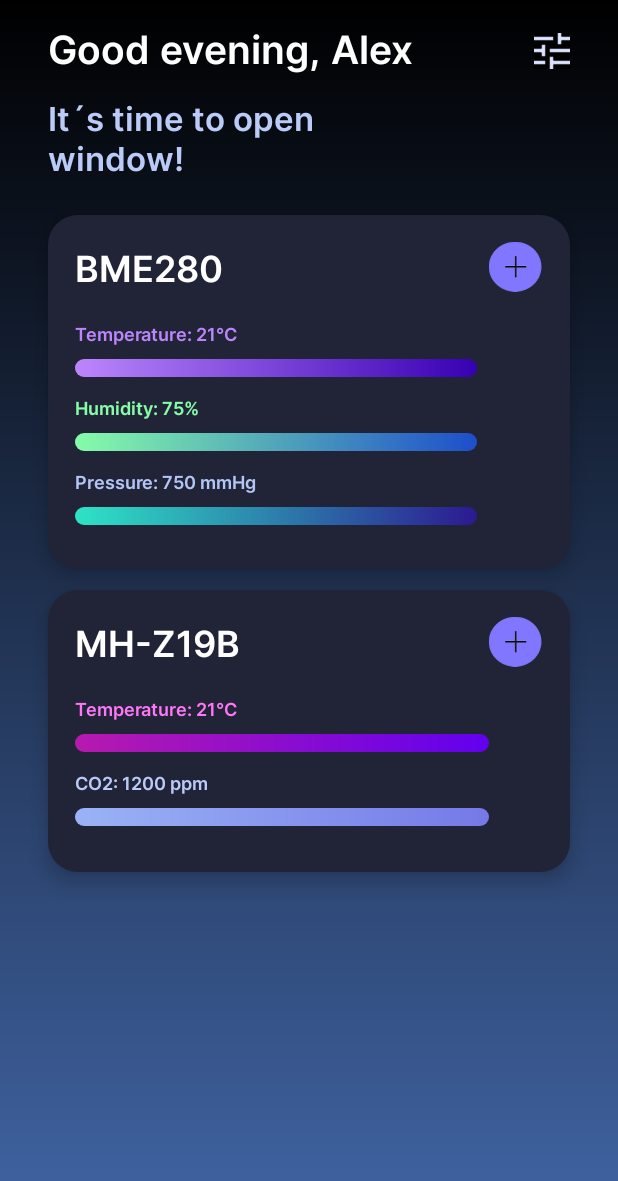
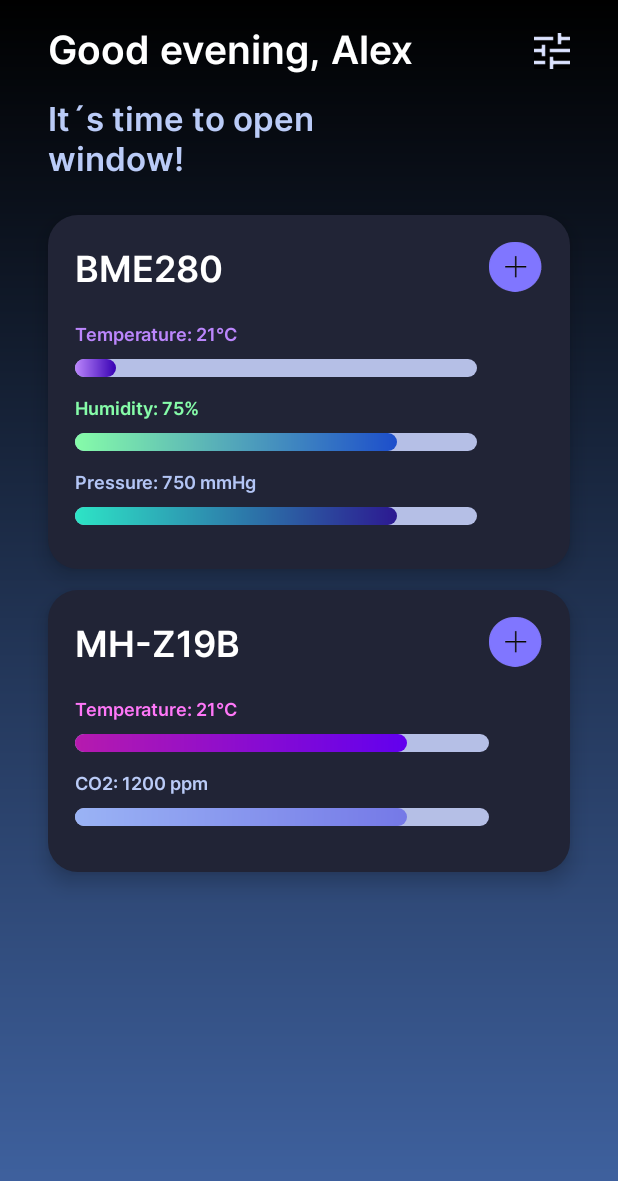
Before and after one commit to afesiuk/Meteo_App, an Android app: the MainActivity screen opened directly, with no data from a screen before it, on a phone screen of 412 x 824 dp. Shown: the top 1181 px of the screen. Run offline under Robolectric (Android 15) with nearby library versions, the phone set to English and light mode, and no system bars.

Commit message:
Fix style of ProgressBar items

```diff
--- a/app/build.gradle
+++ b/app/build.gradle
@@ -33,6 +33,7 @@ dependencies {
     implementation 'androidx.appcompat:appcompat:1.2.0'
     implementation 'com.google.android.material:material:1.2.1'
     implementation 'androidx.constraintlayout:constraintlayout:2.0.4'
+    implementation 'androidx.legacy:legacy-support-v4:1.0.0'
     testImplementation 'junit:junit:4.+'
     androidTestImplementation 'androidx.test.ext:junit:1.1.2'
     androidTestImplementation 'androidx.test.espresso:espresso-core:3.3.0'
--- a/app/src/main/java/com/alex/meteodark/MainActivity.java
+++ b/app/src/main/java/com/alex/meteodark/MainActivity.java
@@ -3,6 +3,7 @@ package com.alex.meteodark;
 import androidx.appcompat.app.AppCompatActivity;
 
 import android.os.Bundle;
+import android.widget.ProgressBar;
 
 public class MainActivity extends AppCompatActivity {
     private static final String TAG_MAIN = "Main_Activity";
@@ -16,5 +17,8 @@ public class MainActivity extends AppCompatActivity {
     protected void onCreate(Bundle savedInstanceState) {
         super.onCreate(savedInstanceState);
         setContentView(R.layout.activity_main);
+
+        ProgressBar progressBar = findViewById(R.id.card1TempBar1);
+        progressBar.setProgress(10);
     }
 }
--- a/app/src/main/res/drawable/progress_line_bme1.xml
+++ b/app/src/main/res/drawable/progress_line_bme1.xml
@@ -1,10 +1,14 @@
-<?xml version="1.0" encoding="utf-8"?>
-<shape xmlns:android="http://schemas.android.com/apk/res/android"
-    android:shape="rectangle"
-    android:visible="true"
-    android:thickness="12dp"
-    android:useLevel="true">
+<layer-list xmlns:android="http://schemas.android.com/apk/res/android">
+    <item android:id="@android:id/background">
+        <shape>
+            <solid android:color="#E6C6D0FA"/>
+            <corners android:radius="6.5dp"/>
+        </shape>
+    </item>
 
+    <item android:id="@android:id/progress">
+        <scale android:scaleWidth="100%">
+            <shape>
                     <gradient
                         android:angle="0"
                         android:startColor="@color/purple_200"
@@ -13,3 +17,6 @@
                    <corners
                        android:radius="6.5dp"/>
             </shape>
+        </scale>
+    </item>
+</layer-list>
--- a/app/src/main/res/drawable/progress_line_bme2.xml
+++ b/app/src/main/res/drawable/progress_line_bme2.xml
@@ -1,15 +1,21 @@
-<?xml version="1.0" encoding="utf-8"?>
-<shape xmlns:android="http://schemas.android.com/apk/res/android"
-    android:shape="rectangle"
-    android:visible="true"
-    android:thickness="12dp"
-    android:useLevel="true">
+<layer-list xmlns:android="http://schemas.android.com/apk/res/android">
+<item android:id="@android:id/background">
+    <shape>
+        <solid android:color="#E6C6D0FA"/>
+        <corners android:radius="6.5dp"/>
+    </shape>
+</item>
 
+<item android:id="@android:id/progress">
+    <scale android:scaleWidth="100%">
+        <shape>
             <gradient
                 android:angle="0"
                 android:startColor="#86FCA9"
                 android:endColor="#1D4ECB"
                 />
-    <corners
-        android:radius="6.5dp"/>
+            <corners android:radius="6.5dp"/>
         </shape>
+    </scale>
+</item>
+</layer-list>
--- a/app/src/main/res/drawable/progress_line_bme3.xml
+++ b/app/src/main/res/drawable/progress_line_bme3.xml
@@ -1,15 +1,21 @@
-<?xml version="1.0" encoding="utf-8"?>
-<shape xmlns:android="http://schemas.android.com/apk/res/android"
-    android:shape="rectangle"
-    android:visible="true"
-    android:thickness="12dp"
-    android:useLevel="true">
+<layer-list xmlns:android="http://schemas.android.com/apk/res/android">
+<item android:id="@android:id/background">
+    <shape>
+        <solid android:color="#E6C6D0FA"/>
+        <corners android:radius="6.5dp"/>
+    </shape>
+</item>
 
+<item android:id="@android:id/progress">
+    <scale android:scaleWidth="100%">
+        <shape>
             <gradient
                 android:angle="0"
                 android:startColor="#2DE4C6"
                 android:endColor="#2C1991"
                 />
-    <corners
-        android:radius="6.5dp"/>
+            <corners android:radius="6.5dp"/>
         </shape>
+    </scale>
+</item>
+</layer-list>
--- a/app/src/main/res/drawable/progress_line_mhz1.xml
+++ b/app/src/main/res/drawable/progress_line_mhz1.xml
@@ -1,15 +1,21 @@
-<?xml version="1.0" encoding="utf-8"?>
-<shape xmlns:android="http://schemas.android.com/apk/res/android"
-    android:shape="rectangle"
-    android:visible="true"
-    android:thickness="12dp"
-    android:useLevel="true">
+<layer-list xmlns:android="http://schemas.android.com/apk/res/android">
+<item android:id="@android:id/background">
+    <shape>
+        <solid android:color="#E6C6D0FA"/>
+        <corners android:radius="6.5dp"/>
+    </shape>
+</item>
 
+<item android:id="@android:id/progress">
+    <scale android:scaleWidth="100%">
+        <shape>
             <gradient
                 android:angle="0"
                 android:startColor="#B61AAE"
                 android:endColor="#6200EE"
                 />
-    <corners
-        android:radius="6.5dp"/>
+            <corners android:radius="6.5dp"/>
         </shape>
+    </scale>
+</item>
+</layer-list>
--- a/app/src/main/res/drawable/progress_line_mhz2.xml
+++ b/app/src/main/res/drawable/progress_line_mhz2.xml
@@ -1,15 +1,21 @@
-<?xml version="1.0" encoding="utf-8"?>
-<shape xmlns:android="http://schemas.android.com/apk/res/android"
-    android:shape="rectangle"
-    android:visible="true"
-    android:thickness="12dp"
-    android:useLevel="true">
+<layer-list xmlns:android="http://schemas.android.com/apk/res/android">
+<item android:id="@android:id/background">
+    <shape>
+        <solid android:color="#E6C6D0FA"/>
+        <corners android:radius="6.5dp"/>
+    </shape>
+</item>
 
+<item android:id="@android:id/progress">
+    <scale android:scaleWidth="100%">
+        <shape>
             <gradient
                 android:angle="0"
                 android:startColor="#9AB3F5"
                 android:endColor="#7579E7"
                 />
-    <corners
-        android:radius="6.5dp"/>
+            <corners android:radius="6.5dp"/>
         </shape>
+    </scale>
+</item>
+</layer-list>
--- a/app/src/main/res/layout/activity_main.xml
+++ b/app/src/main/res/layout/activity_main.xml
@@ -92,7 +92,7 @@
             android:layout_height="12dp"
             android:layout_marginTop="8dp"
             android:layout_marginEnd="8dp"
-            android:progress="80"
+            android:progress="75"
             android:progressDrawable="@drawable/progress_line_bme1"
             app:layout_constraintEnd_toStartOf="@+id/card1Button"
             app:layout_constraintStart_toStartOf="parent"
```
Lines whose indentation alone changed are shown as unchanged.
